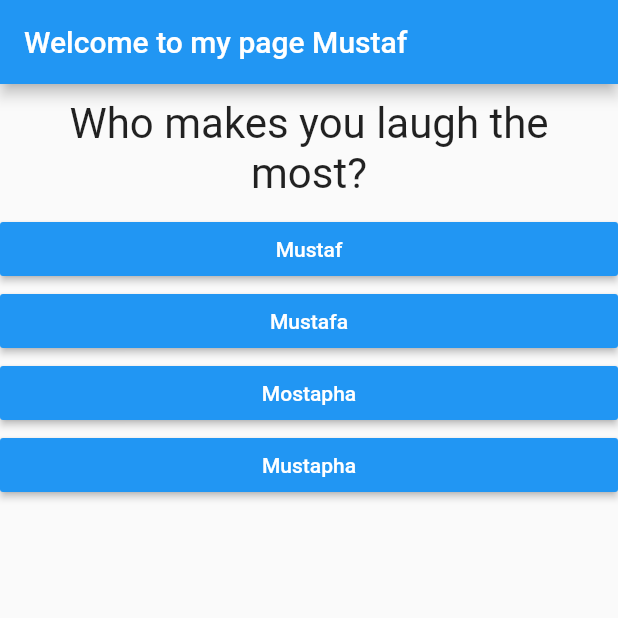
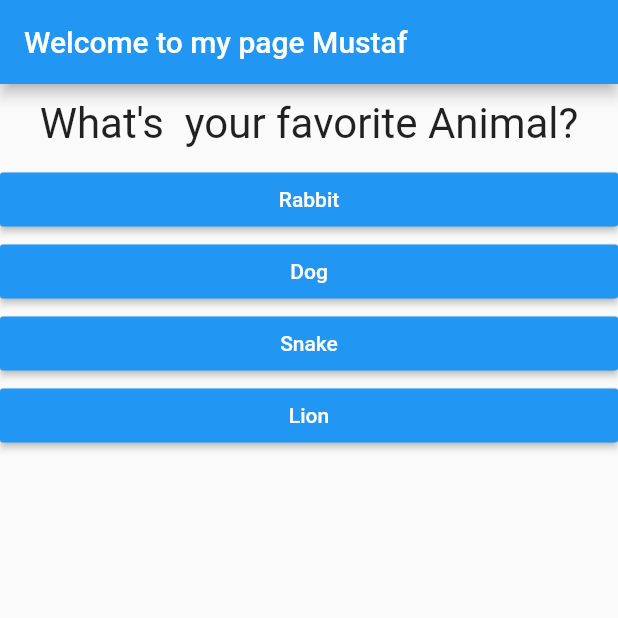
Before and after one commit to mustafcode10/Flutter-Quiz, a Flutter app: the screen it shows after launch, after a tap on "White", on a phone screen of 412 x 824 dp, the top half of it. Run offline on Flutter 3.47's test engine with Material 2 defaults, Android fonts, the phone set to English and light mode, and no system bars; network calls fail.

Commit message:
main quiz and result

```diff
--- a/lib/main.dart
+++ b/lib/main.dart
@@ -1,7 +1,10 @@
+
 import 'package:flutter/material.dart';
 
-import './question.dart';
-import './answer.dart';
+
+
+import './quiz.dart';
+import 'result.dart';
 
 void main() => runApp(MyApp());
 
@@ -13,36 +16,78 @@ class MyApp extends StatefulWidget {
 }
 
 class _MyAppState extends State<MyApp> {
-  final questions = const [
+  final _questions = const [
     {
       'questionText': 'What\'s  your favorite color?',
-      'answers': ['Red', 'Blue', 'Black', 'White']
+      'answers': [
+        {'text':'White', 'score': 5},
+        {'text':'Red', 'score': 3},
+        {'text': 'Black', 'score':10},
+        {'text': 'Blue', 'score': 1}
+         ]
     },
+      {
+      'questionText': 'What\'s  your favorite Animal?',
+      'answers': [
+        {'text':'Rabbit', 'score': 1},
+        {'text':'Dog', 'score': 3},
+        {'text': 'Snake', 'score':9},
+        {'text': 'Lion', 'score': 8}
+         ]
+    },
+
     {
-      'questionText': 'Who makes you laugh the most?',
-      'answers': ['Mustaf', 'Mustafa', 'Mostapha', 'Mustapha']
+      'questionText': 'Who makes you laugh the most ?',
+      'answers': [
+        {'text':'Mustaf', 'score': 1},
+        {'text':'Mustafa', 'score': 1},
+        {'text': 'Mostapha', 'score':1},
+        {'text': 'Mustapha', 'score': 1},
+        ]
     },
     {
       'questionText': 'What\'s  your  favorite team ?',
-      'answers': ['Chelsea', 'Man United', 'Real Madrid', 'Barcelona']
+      'answers': [
+        {'text':'Chelsea', 'score': 1},
+        {'text':'Man United', 'score': 10},
+        {'text': 'Real Madrid', 'score':5},
+        {'text': 'Barcelona', 'score': 8},
+
+        ]
     },
     {
-      'questionText': 'What\'s is your favorite Subject',
-      'answers': ['Math', 'Physics', 'Biology', 'Chemistry']
+      'questionText': 'What\'s is your favorite Subject ?',
+      'answers': [
+        {'text':'Biology', 'score': 3},
+        {'text':'Physics', 'score': 1},
+        {'text': 'Math', 'score':9},
+        {'text': 'Chemistry', 'score': 1},
+        ]
     },
   ];
   var _questionIndex = 0;
-  void _answerChosen() {
+  var _totalScore = 0;
+   void resetQuiz(){
+    setState(() {
+      _questionIndex = 0;
+      _totalScore = 0;
+
+    });
+  }
+  void _answerChosen(int score) {
+    _totalScore += score;
     setState(() {
       _questionIndex += 1;
       print(_questionIndex);
     });
-    if (_questionIndex < questions.length) {
+    if (_questionIndex < _questions.length) {
       print('we have More questions');
     } else {
       print('No more questions');
     }
   }
+
+
 
   @override
   Widget build(BuildContext context) {
@@ -59,45 +104,10 @@ class _MyAppState extends State<MyApp> {
           title: Text('Welcome to my page Mustaf'),
         ),
         body: Container(
-            child: _questionIndex < questions.length
-                ? Column(
-                    children: [
-                      Question(questions[_questionIndex]['questionText']),
-                      ...(questions[_questionIndex]['answers'] as List<String>)
-                          .map((answer) {
-                        return Answer(_answerChosen, answer);
-                      }).toList(),
-
-                      //  Answer(_answerChosen),
-                      //  Answer(_answerChosen),
-                      //  Answer(_answerChosen),
-                      // RaisedButton(
-                      //   child: Text('Answer 1'),
-                      //   onPressed: answerChosen),
-                      // RaisedButton(
-                      //   child: Text('Answer 2'),
-                      //   onPressed: answerChosen),
-                      // RaisedButton(
-                      //   child: Text('Answer 3'),
-                      //   onPressed: answerChosen),
-                    ],
-                  )
-                : Container(
-                    width: double.infinity,
-                    margin: EdgeInsets.all(20),
-                    child: Column(
-                      children: [
-                        Center(
-                          child: Image.network(
-                              'https://scontent.famm6-1.fna.fbcdn.net/v/t1.0-9/88123663_2867214479988590_2183669726721343488_n.jpg?_nc_cat=108&_nc_sid=09cbfe&_nc_ohc=g-p7ntI04IUAX8Nnyfu&_nc_ht=scontent.famm6-1.fna&oh=d697aa3cd3e573aa9cea96e960fba516&oe=5F97B949'),
-                        ),
-                        Text(
-                          'Thank you for answering!!',
-                          style: TextStyle(fontSize: 28, color: Colors.black87),
-                        )
-                      ],
-                    ),
-                  )),
+            child: _questionIndex < _questions.length
+                ? Quiz(questions: _questions, questionIndex: _questionIndex, answerChosen: _answerChosen)
+                : Result(_totalScore, resetQuiz)
+                  ),
       ),
     );
   }
--- /dev/null
+++ b/lib/quiz.dart
@@ -0,0 +1,36 @@
+import 'package:flutter/material.dart';
+import './question.dart';
+import './answer.dart';
+
+class Quiz extends StatelessWidget {
+  final List<Map<String, Object>> questions;
+  final int questionIndex;
+  final Function answerChosen;
+  Quiz({@required this.questions, @required this.questionIndex, @required this.answerChosen});
+
+  @override
+  Widget build(BuildContext context) {
+    return  Column(
+                    children: [
+                      Question(questions[questionIndex]['questionText']),
+                      ...(questions[questionIndex]['answers'] as List<Map<String, Object>>)
+                          .map((answer) {
+                        return Answer(()=> answerChosen(answer['score']), answer['text']);
+                      }).toList(),
+
+                      //  Answer(_answerChosen),
+                      //  Answer(_answerChosen),
+                      //  Answer(_answerChosen),
+                      // RaisedButton(
+                      //   child: Text('Answer 1'),
+                      //   onPressed: answerChosen),
+                      // RaisedButton(
+                      //   child: Text('Answer 2'),
+                      //   onPressed: answerChosen),
+                      // RaisedButton(
+                      //   child: Text('Answer 3'),
+                      //   onPressed: answerChosen),
+                    ],
+                  );
+  }
+}
```
Also changed, not shown: lib/result.dart (added, +58 -0 lines).
